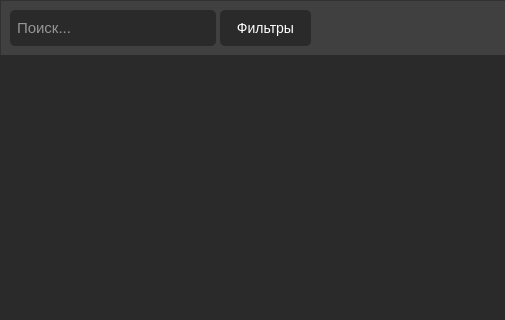
First picture: the form in mainwindow/mainwindow.ui, repository b0shka/selling_apps, before the edit; both pictures show x 0 to 505 and y 0 to 320 of the 668 by 428 pixel window.
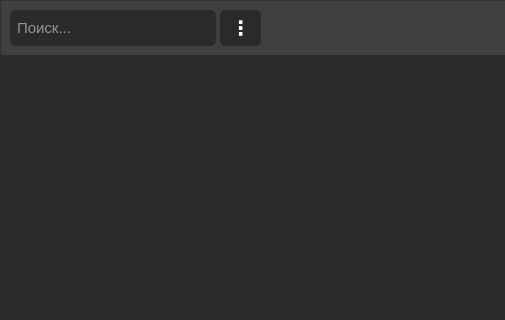
Second picture: the form after the edit.

Diff of the .ui file:
```diff
--- a/mainwindow/mainwindow.ui
+++ b/mainwindow/mainwindow.ui
@@ -116,14 +116,22 @@
       <rect>
        <x>220</x>
        <y>10</y>
-       <width>91</width>
+       <width>41</width>
        <height>36</height>
       </rect>
      </property>
+     <property name="font">
+      <font>
+       <pointsize>-1</pointsize>
+       <weight>75</weight>
+       <italic>false</italic>
+       <bold>true</bold>
+      </font>
+     </property>
      <property name="styleSheet">
       <string notr="true">QPushButton {
 	padding: 2px;
-	font-size: 14px;
+	font-size: 20px;
 	height: 28px;
 	color: white;
 	background-color: #2a2a2a;
@@ -134,7 +142,7 @@
 }</string>
      </property>
      <property name="text">
-      <string>Фильтры</string>
+      <string>⋮</string>
      </property>
     </widget>
    </widget>
```
